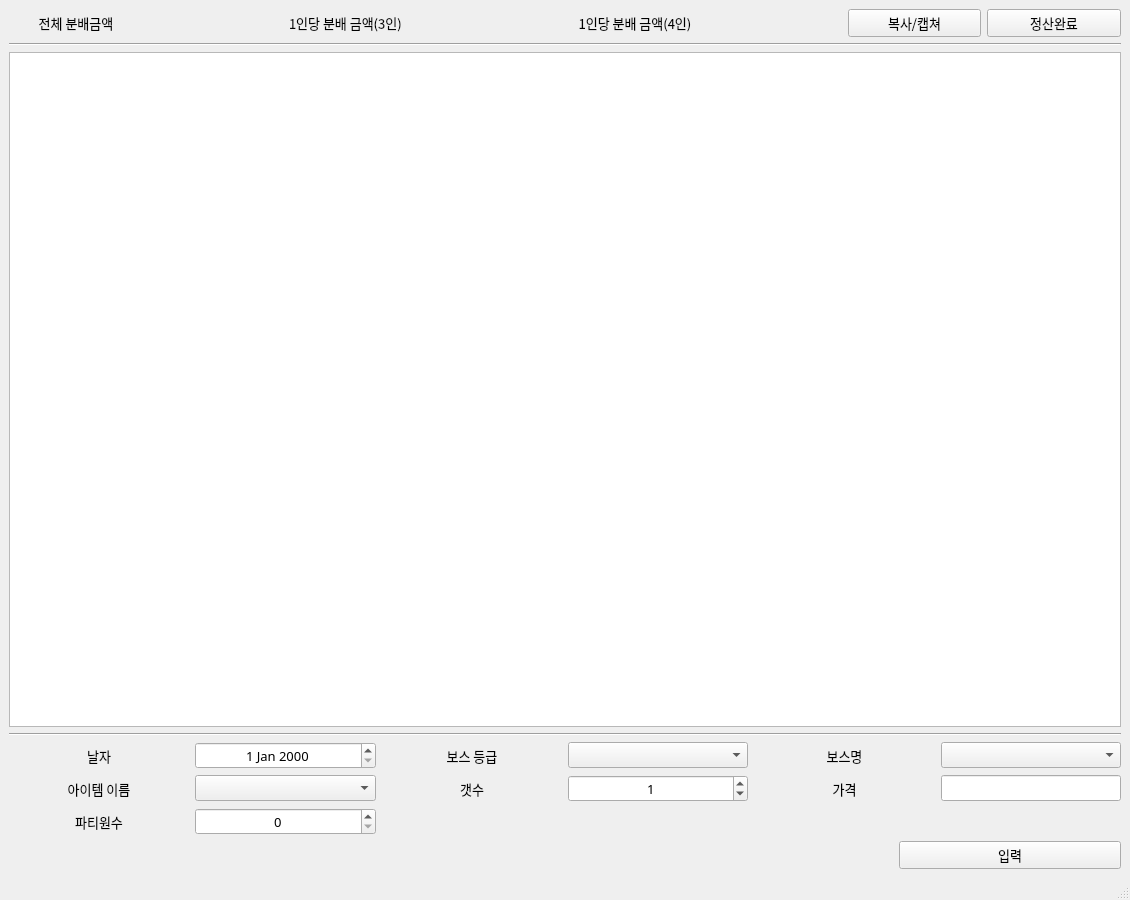
The window that QtFramework/calculator/mainwindow.ui (Cydnus/Study_files) describes before a commit, drawn with Qt 5.
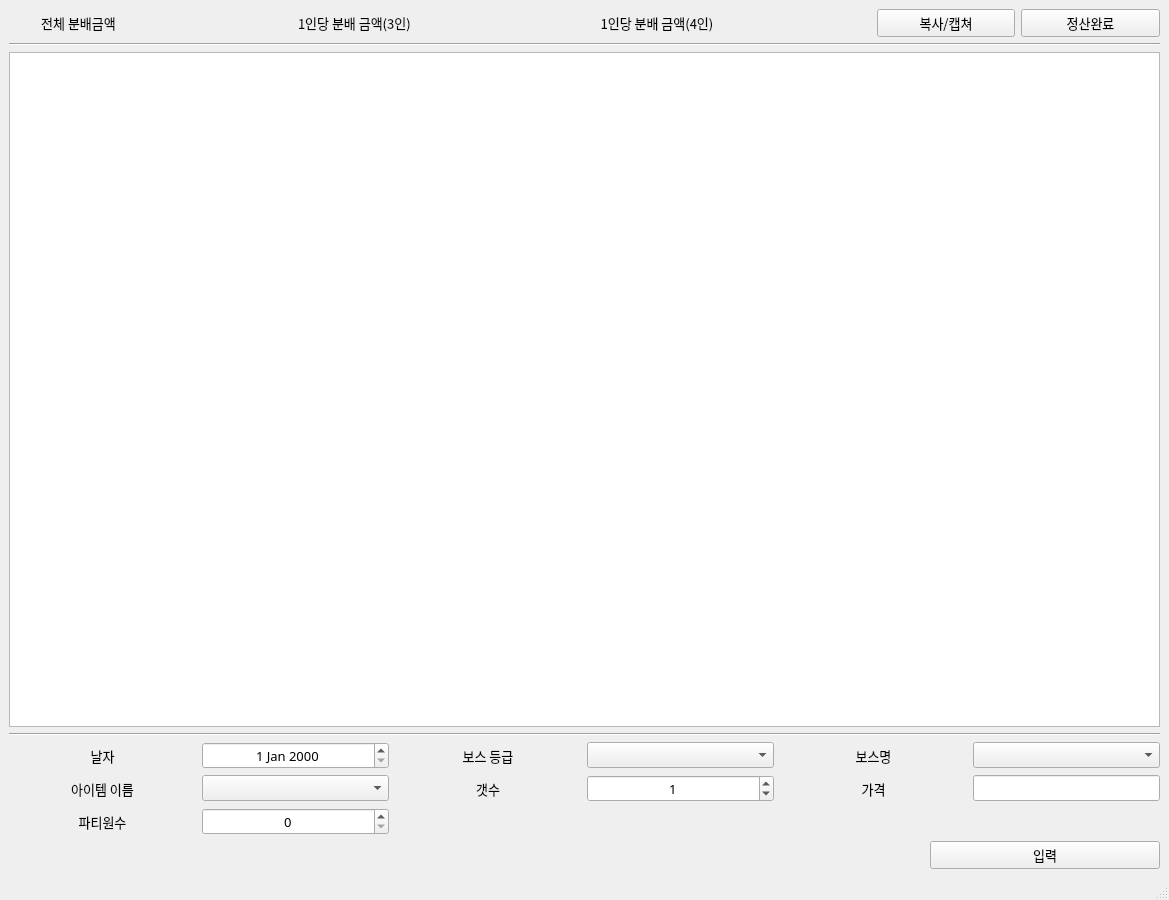
The same window after the commit. Icons and pictures are not drawn.

The edit to the form file:
```diff
--- a/QtFramework/calculator/mainwindow.ui
+++ b/QtFramework/calculator/mainwindow.ui
@@ -6,7 +6,7 @@
    <rect>
     <x>0</x>
     <y>0</y>
-    <width>1130</width>
+    <width>1169</width>
     <height>900</height>
    </rect>
   </property>
```
Left out of the diff: 2 changed lines with no effect on the pictures.
